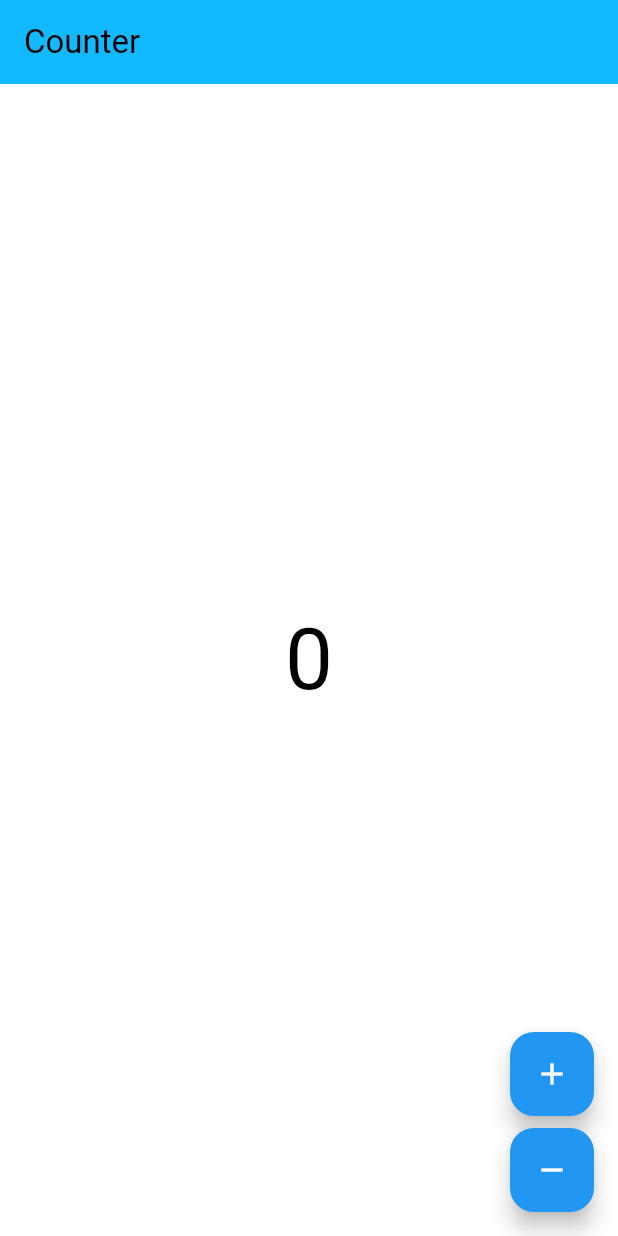
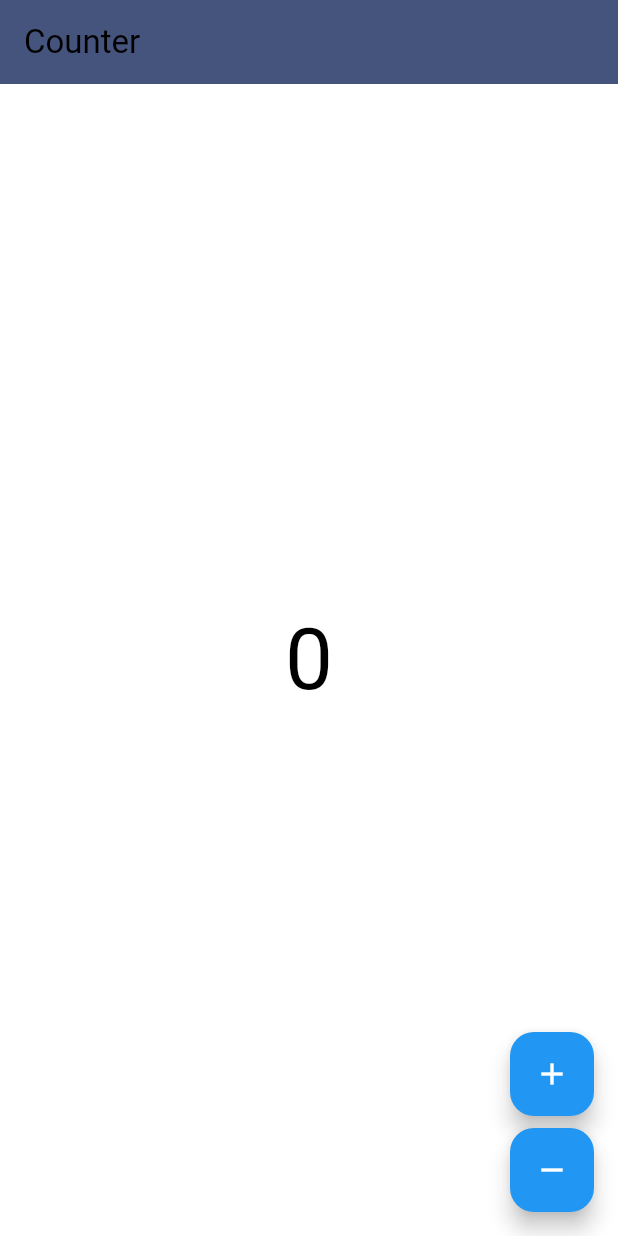
Before and after one commit to todoninja/timeninja, a Flutter app: the screen it shows after launch, on a phone screen of 412 x 824 dp. Run offline on Flutter 3.47's test engine with Material 2 defaults, Android fonts, the phone set to English and light mode, and no system bars; our stand-ins replace bloc, flutter_bloc; generated files the repository leaves out were written again.

Commit message:
Add keys file and add brand color

```diff
--- a/lib/app/view/app.dart
+++ b/lib/app/view/app.dart
@@ -1,5 +1,6 @@
 import 'package:flutter/material.dart';
 import 'package:timeninja/counter/counter.dart';
+import 'package:timeninja/keys.dart';
 import 'package:timeninja/l10n/l10n.dart';
 
 class App extends StatelessWidget {
@@ -10,9 +11,9 @@ class App extends StatelessWidget {
     return MaterialApp(
       theme: ThemeData(
         useMaterial3: true,
-        appBarTheme: const AppBarTheme(color: Color(0xFF13B9FF)),
+        appBarTheme: const AppBarTheme(color: brandColor),
         colorScheme: ColorScheme.fromSwatch(
-          accentColor: const Color(0xFF13B9FF),
+          accentColor: brandColor,
         ),
       ),
       localizationsDelegates: AppLocalizations.localizationsDelegates,
--- /dev/null
+++ b/lib/keys.dart
@@ -0,0 +1,3 @@
+import 'dart:ui';
+
+const brandColor = Color(0xFF45547c);
```
